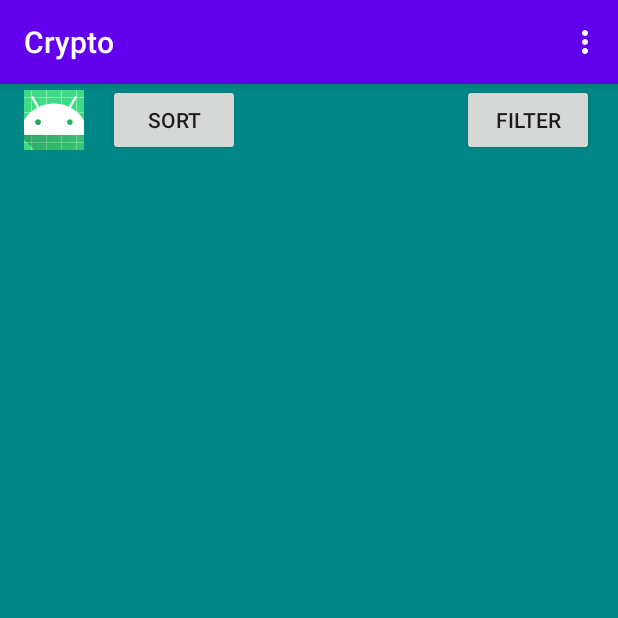
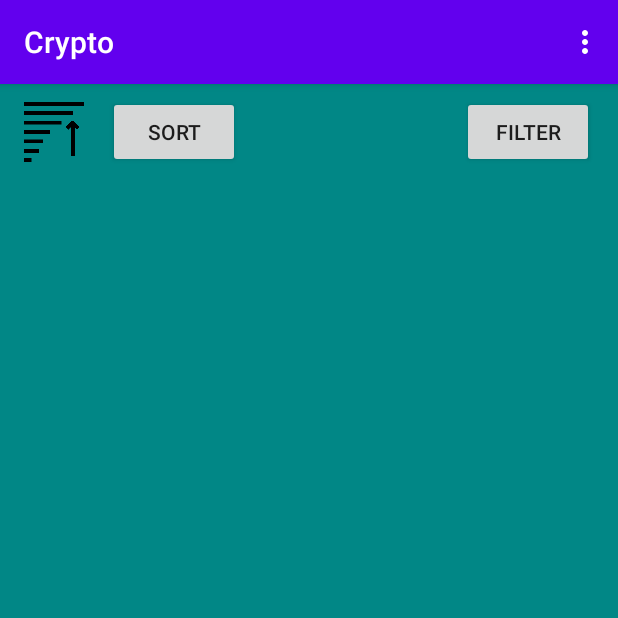
Before and after one commit to tadell/crypto, an Android app: the screen it shows after launch (MainActivity), on a phone screen of 412 x 824 dp, the top half of it. Run offline under Robolectric (Android 15) with nearby library versions, the phone set to English and light mode, and no system bars; our stand-ins replace data binding, paging; libraries missing offline, so code that uses them is left out: com.jakewharton.retrofit2; 3 statements that could not run were skipped.

Commit message:
add sort direction feature

```diff
--- a/app/src/main/res/layout/fragment_list.xml
+++ b/app/src/main/res/layout/fragment_list.xml
@@ -17,6 +17,7 @@
         tools:context=".view.cryptoList.ListFragment">
 
         <RelativeLayout
+            android:layout_marginTop="@dimen/margin_8"
             android:id="@+id/rl_top"
             android:layout_width="wrap_content"
             android:layout_height="wrap_content"
@@ -29,7 +30,7 @@
                 android:layout_alignParentStart="true"
                 android:layout_centerVertical="true"
                 android:layout_marginStart="@dimen/fab_margin"
-                android:src="@mipmap/ic_launcher" />
+                android:background="@drawable/sort_asc" />
 
             <Button
                 android:id="@+id/btn_sort"
```
Also changed, not shown: app/src/main/java/com/example/crypto/view/cryptoList/ListFragment.kt (+15 -0 lines), app/src/main/res/drawable/sort_asc.png (added), app/src/main/res/drawable/sort_dsc.png (added).
